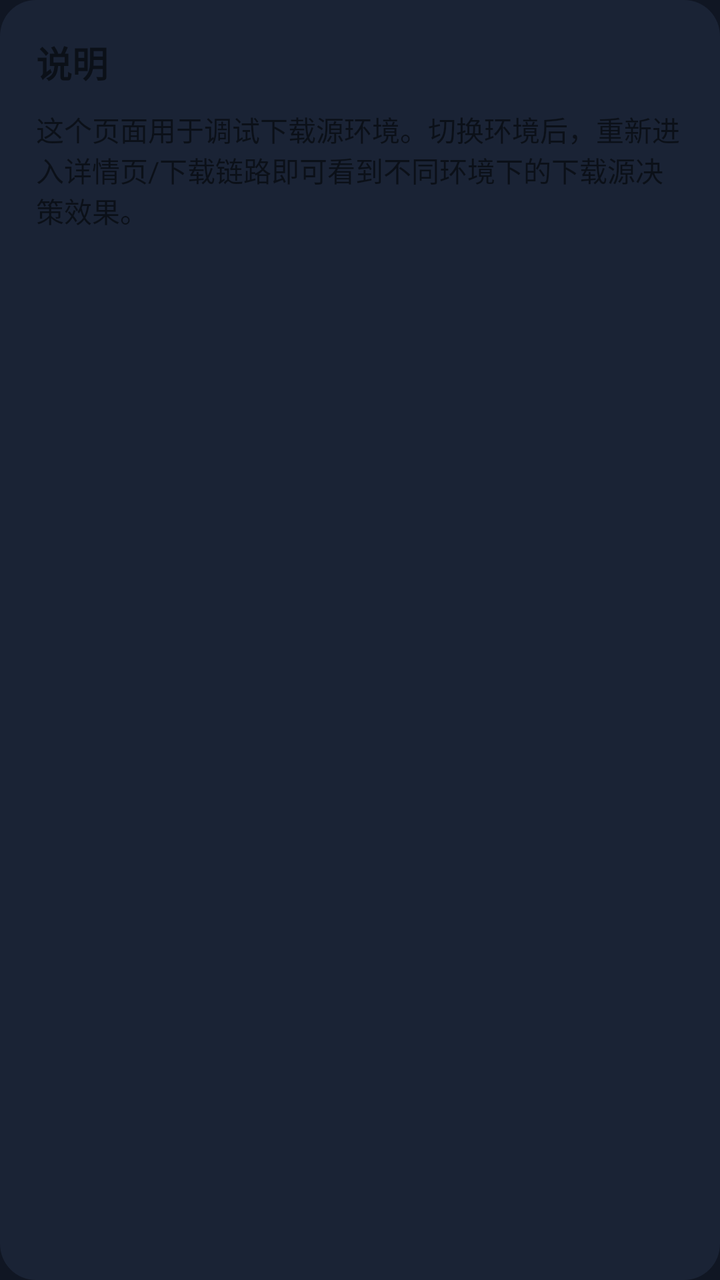
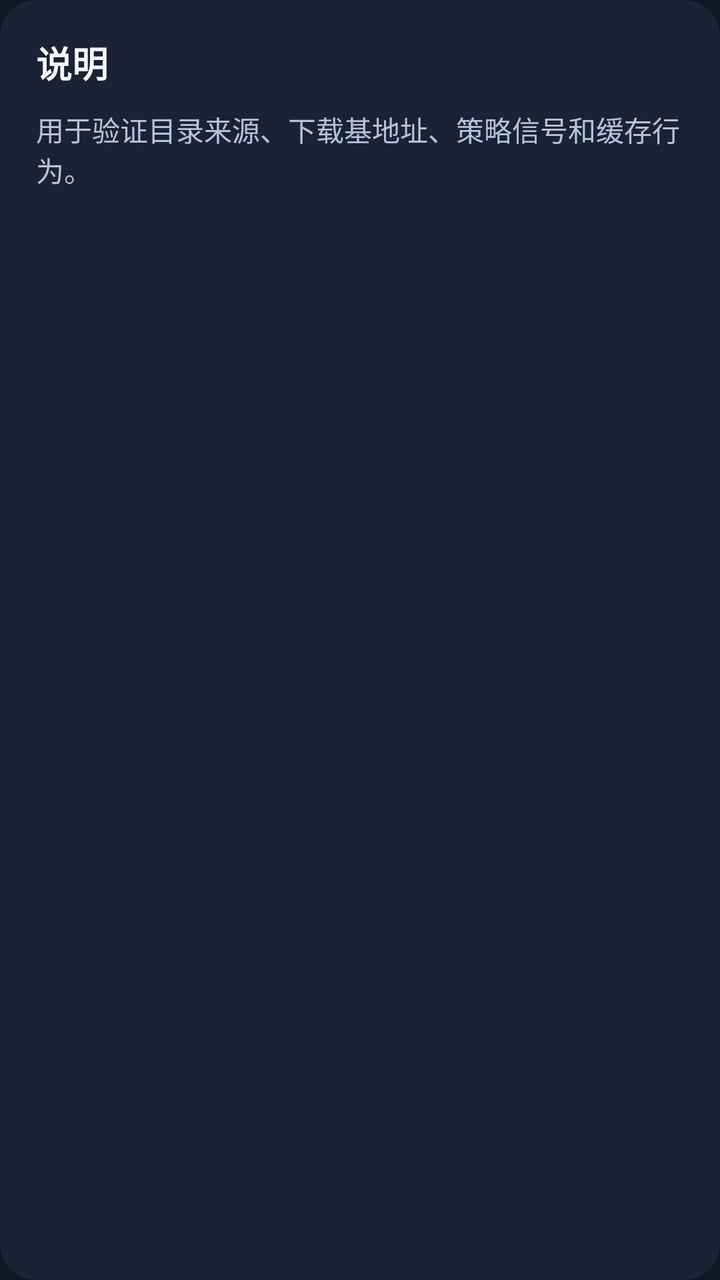

Two renders of the same Android screen: before a commit and after it. Below are the layout's source before the change and the commit's diff.
<!-- AndroidManifest.xml: another module's application theme Theme.CarAppStore -->
<!-- res/layout/include_description_panel.xml -->
<?xml version="1.0" encoding="utf-8"?>
<LinearLayout xmlns:android="http://schemas.android.com/apk/res/android"
    android:layout_width="match_parent"
    android:layout_height="wrap_content"
    android:layout_marginTop="@dimen/spacing_14dp"
    android:background="@drawable/bg_panel"
    android:orientation="vertical"
    android:padding="@dimen/spacing_18dp">

    <TextView
        android:layout_width="match_parent"
        android:layout_height="wrap_content"
        android:text="@string/ui_description"
        android:textSize="@dimen/text_lg"
        android:textStyle="bold" />

    <TextView
        android:layout_width="match_parent"
        android:layout_height="wrap_content"
        android:layout_marginTop="@dimen/spacing_10dp"
        android:text="@string/ui_download_environment_description"
        android:textSize="@dimen/text_sm" />
</LinearLayout>
<!-- resources referenced by this layout -->
<resources>
  <dimen name="spacing_10dp">10dp</dimen>
  <dimen name="spacing_14dp">14dp</dimen>
  <dimen name="spacing_18dp">18dp</dimen>
  <dimen name="text_lg">18sp</dimen>
  <dimen name="text_sm">14sp</dimen>
  <!-- drawable bg_panel (drawable) -->
  <shape xmlns:android="http://schemas.android.com/apk/res/android">
      <solid android:color="@color/car_surface" />
      <corners android:radius="18dp" />
  </shape>
  <string name="ui_description">说明</string>
  <string name="ui_download_environment_description">这个页面用于调试下载源环境。切换环境后，重新进入详情页/下载链路即可看到不同环境下的下载源决策效果。</string>
  <style name="Theme.CarAppStore" parent="Theme.MaterialComponents.DayNight.NoActionBar">
          <item name="colorPrimary">@color/car_primary</item>
          <item name="colorPrimaryVariant">@color/car_primary_dark</item>
          <item name="colorOnPrimary">@color/car_text_primary</item>
          <item name="colorSecondary">@color/car_accent</item>
          <item name="colorSecondaryVariant">@color/teal_700</item>
          <item name="colorOnSecondary">@color/car_bg</item>
          <item name="android:statusBarColor" tools:targetApi="l">@color/car_bg</item>
          <item name="android:navigationBarColor" tools:targetApi="l">@color/car_bg</item>
          <item name="android:windowBackground">@color/car_bg</item>
      </style>
  <color name="car_surface">#1A2335</color>
  <color name="car_primary">#4DA3FF</color>
  <color name="car_primary_dark">#2E7DE0</color>
  <color name="car_text_primary">#F5F7FA</color>
  <color name="car_accent">#5DE1B9</color>
  <color name="teal_700">#FF018786</color>
  <color name="car_bg">#101623</color>
</resources>

<!-- the commit's change to res/layout/include_description_panel.xml (unified diff, before → after) -->
@@ -11,6 +11,7 @@
         android:layout_width="match_parent"
         android:layout_height="wrap_content"
         android:text="@string/ui_description"
+        android:textColor="@color/car_text_primary"
         android:textSize="@dimen/text_lg"
         android:textStyle="bold" />
 
@@ -19,5 +20,6 @@
         android:layout_height="wrap_content"
         android:layout_marginTop="@dimen/spacing_10dp"
         android:text="@string/ui_download_environment_description"
+        android:textColor="@color/car_text_secondary"
         android:textSize="@dimen/text_sm" />
 </LinearLayout>
<!-- resource entries referenced after the edit -->
@@ -11,7 +11,7 @@
       <corners android:radius="18dp" />
   </shape>
   <string name="ui_description">说明</string>
-  <string name="ui_download_environment_description">这个页面用于调试下载源环境。切换环境后，重新进入详情页/下载链路即可看到不同环境下的下载源决策效果。</string>
+  <string name="ui_download_environment_description">用于验证目录来源、下载基地址、策略信号和缓存行为。</string>
   <style name="Theme.CarAppStore" parent="Theme.MaterialComponents.DayNight.NoActionBar">
           <item name="colorPrimary">@color/car_primary</item>
           <item name="colorPrimaryVariant">@color/car_primary_dark</item>
@@ -27,6 +27,7 @@
   <color name="car_primary">#4DA3FF</color>
   <color name="car_primary_dark">#2E7DE0</color>
   <color name="car_text_primary">#F5F7FA</color>
+  <color name="car_text_secondary">#B6C2D9</color>
   <color name="car_accent">#5DE1B9</color>
   <color name="teal_700">#FF018786</color>
   <color name="car_bg">#101623</color>
